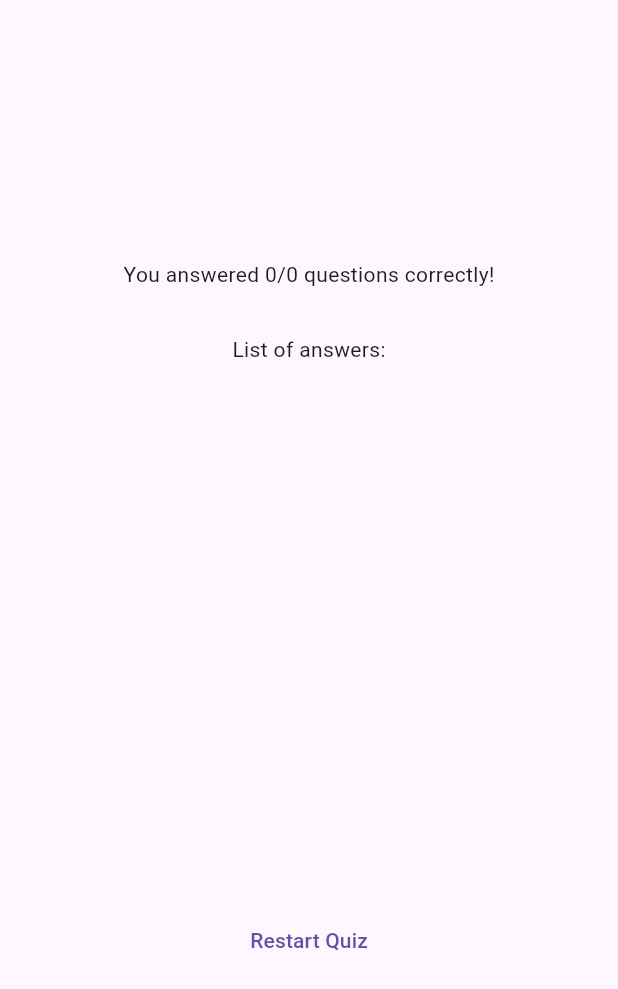
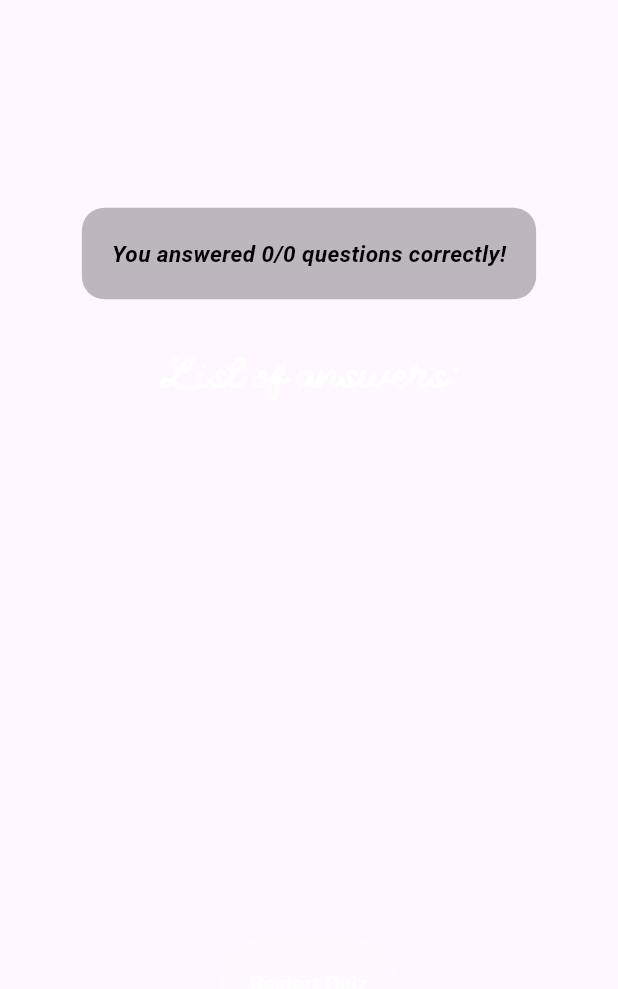
Before and after one commit to ChocolateXmas/Quizler, a Flutter app: the ResultsScreen widget shown alone on an empty page, opened directly with empty values, on a phone screen of 412 x 824 dp. Shown: the top 989 px of the screen. Run offline on Flutter 3.47's test engine with Material 3 defaults, Android fonts, the phone set to English and light mode, and no system bars.

Commit message:
feat(results_screen): redesigned the UI components for better eye catching looks
- feat(start_screen): redesigned 'start quiz' button

```diff
--- a/lib/results_screen.dart
+++ b/lib/results_screen.dart
@@ -42,15 +42,44 @@ class ResultsScreen extends StatelessWidget {
         child: Column(
           mainAxisAlignment: MainAxisAlignment.center,
           children: [
-            Text(
-                'You answered $numCorrectAnswers/$numTotalQuestions questions correctly!'),
+            Container(
+              // color: Colors.white,
+              padding: const EdgeInsets.all(20),
+              decoration: BoxDecoration(
+                shape: BoxShape.rectangle,
+                color: Colors.black26,
+                borderRadius: BorderRadius.circular(15),
+              ),
+              child: Text(
+                'You answered $numCorrectAnswers/$numTotalQuestions questions correctly!',
+                style: const TextStyle(
+                  color: Colors.black,
+                  fontWeight: FontWeight.bold,
+                  fontStyle: FontStyle.italic,
+                  fontSize: 15,
+                ),
+              ),
+            ),
             const SizedBox(height: 30),
-            const Text('List of answers:'),
+            const Text(
+              'List of answers:',
+              style: TextStyle(
+                fontFamily: 'Cursive',
+                fontSize: 25,
+                color: Colors.white,
+              ),
+            ),
             const SizedBox(height: 30),
             QuestionsSummary(summaryData),
             const SizedBox(height: 30),
             TextButton(
               onPressed: switchStartScreen,
+              style: TextButton.styleFrom(
+                backgroundColor: Colors.white24,
+                foregroundColor: Colors.white,
+                elevation: 35,
+                padding: const EdgeInsets.all(20),
+              ),
               child: const Text('Restart Quiz'),
             )
           ],
--- a/lib/start_screen.dart
+++ b/lib/start_screen.dart
@@ -32,7 +32,10 @@ class StartScreen extends StatelessWidget {
                 startQuiz();
               },
               style: OutlinedButton.styleFrom(
+                backgroundColor: Colors.black54,
                 foregroundColor: Colors.white,
+                elevation: 35,
+                padding: const EdgeInsets.all(20),
               ),
               icon: const Icon(Icons.access_time_filled),
               label: const Text('Lets Start!'),
```
